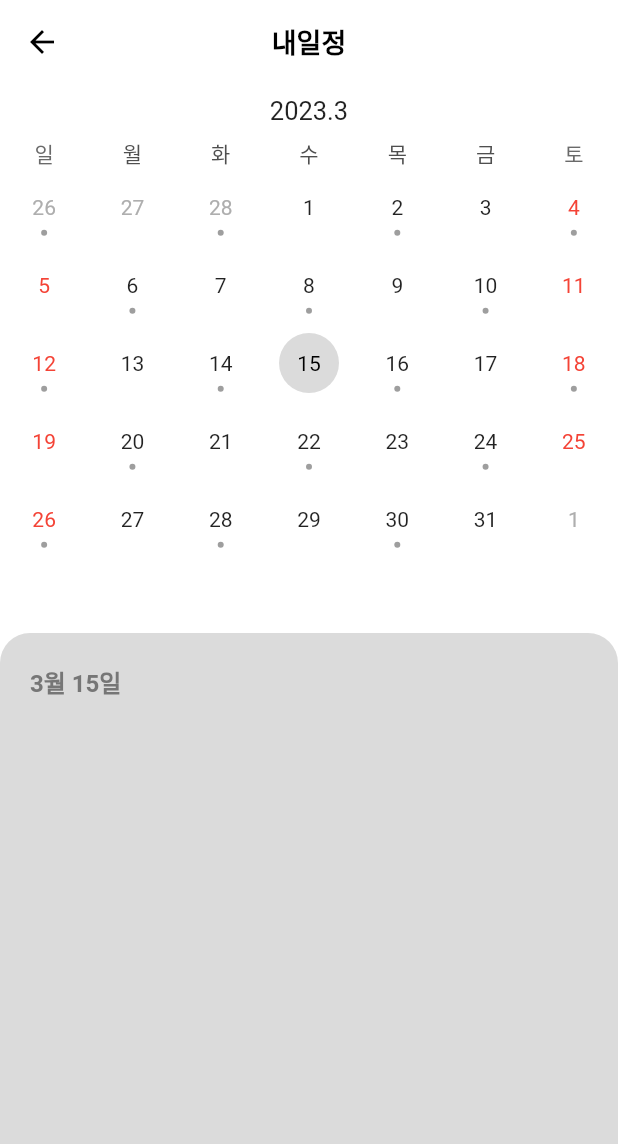
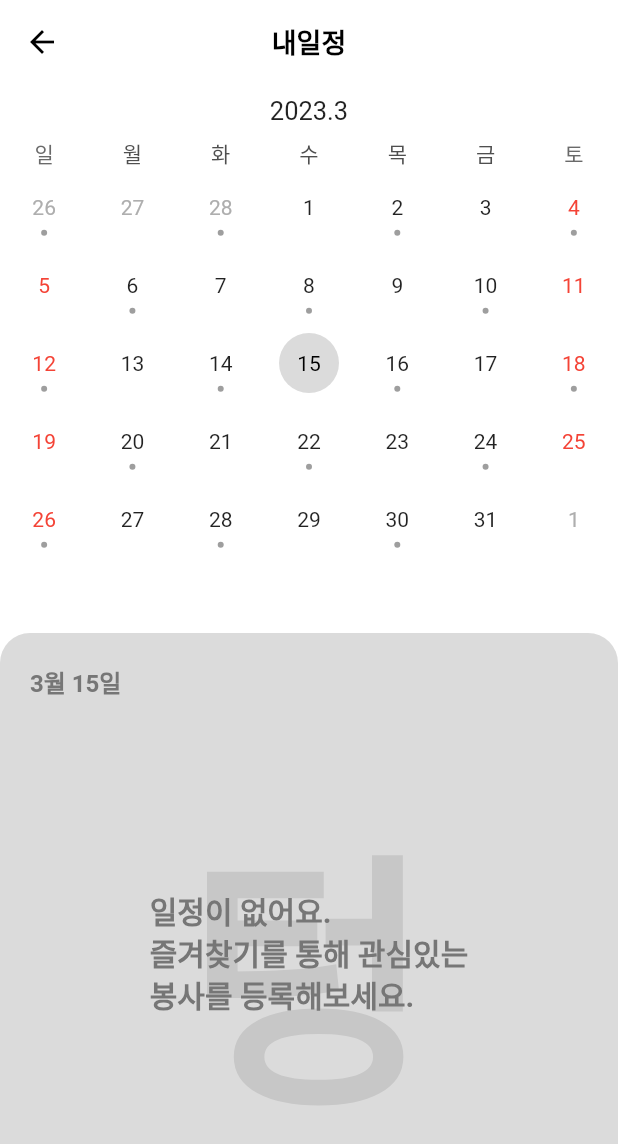
Before and after one commit to 2023-Together/Together_Dev_Flutter, a Flutter app: the UserCalendarScreen screen opened directly, on a phone screen of 412 x 824 dp. Shown: the top 1144 px of the screen. Run offline on Flutter 3.47's test engine with Material 2 defaults, Android fonts, the phone set to English and light mode, and no system bars; drawn by our look-alikes of table_calendar; our stand-ins replace flutter_secure_storage, font_awesome_flutter, get; accounts and stored records are empty; network calls fail.

Commit message:
feat: 내일정 페이지 리스트 부분
해당 날짜 일정이 있으면 일정 리스트를 표시하고
일정이 없으면 '텅' 비었다는 표시함 앱디자인 참고

```diff
--- a/lib/features/schedule/screen.dart
+++ b/lib/features/schedule/screen.dart
@@ -11,6 +11,7 @@ class TableCalendarPage extends StatefulWidget {
 class _TableCalendarPageState extends State<TableCalendarPage> {
   late DateTime _selectedDay;
   late DateTime _focusedDay;
+  final int _scheduleCount = 0; // 선택 날짜 일정 갯수
   bool _selectedDayIsWeekend = false;
 
   @override
@@ -92,6 +93,51 @@ class _TableCalendarPageState extends State<TableCalendarPage> {
     );
   }
 
+  Widget _scheduleInstance() {
+    return Container(
+      decoration: BoxDecoration(
+        color: Colors.white,
+        borderRadius: BorderRadius.circular(10),
+      ),
+      height: 80,
+      padding: const EdgeInsets.symmetric(horizontal: 10),
+      child: Column(
+        crossAxisAlignment: CrossAxisAlignment.start,
+        mainAxisAlignment: MainAxisAlignment.center,
+        children: [
+          Row(
+            children: const [
+              Text(
+                "진주/봉사", // 봉사 지역
+                style: TextStyle(
+                  fontSize: 16,
+                  color: Color(0xFF767676),
+                ),
+              ),
+              SizedBox(width: 5),
+              Text(
+                "D-4", // D - Day
+                style: TextStyle(
+                  fontSize: 16,
+                  fontWeight: FontWeight.w500,
+                  color: Color(0xFF6524FF),
+                ),
+              ),
+            ],
+          ),
+          const SizedBox(height: 8),
+          const Text(
+            "투게더 봉사활동", // 봉사활동 이름
+            style: TextStyle(
+              fontSize: 18,
+              fontWeight: FontWeight.w700,
+            ),
+          ),
+        ],
+      ),
+    );
+  }
+
   Widget _scheduleList() {
     return Expanded(
       child: Container(
@@ -118,6 +164,49 @@ class _TableCalendarPageState extends State<TableCalendarPage> {
                   fontWeight: FontWeight.w700,
                 ),
               ),
+              Expanded(
+                child: Container(
+                  margin: const EdgeInsets.only(top: 20),
+                  child: _scheduleCount > 0 // 일정이 있으면 리스트를 표시하고 없으면 텅 빈 표시
+                      ? ListView.separated(
+                          itemBuilder: (context, index) {
+                            return _scheduleInstance();
+                          },
+                          separatorBuilder: (context, index) {
+                            return const SizedBox(height: 10);
+                          },
+                          itemCount: _scheduleCount, // 해당 날짜 일정 개수
+                        )
+                      : Center(
+                          child: Stack(
+                            alignment: Alignment.center,
+                            children: [
+                              Text(
+                                "텅",
+                                style: TextStyle(
+                                  color:
+                                      const Color(0xFF767676).withOpacity(0.2),
+                                  fontSize: 180,
+                                  fontWeight: FontWeight.w600,
+                                ),
+                              ),
+                              Container(
+                                margin: const EdgeInsets.only(bottom: 20),
+                                child: const Text(
+                                  "일정이 없어요.\n즐겨찾기를 통해 관심있는\n봉사를 등록해보세요.",
+                                  style: TextStyle(
+                                    fontSize: 20,
+                                    fontWeight: FontWeight.w600,
+                                    height: 1.4,
+                                    color: Color(0xFF767676),
+                                  ),
+                                ),
+                              ),
+                            ],
+                          ),
+                        ),
+                ),
+              ),
             ],
           ),
         ),
```
